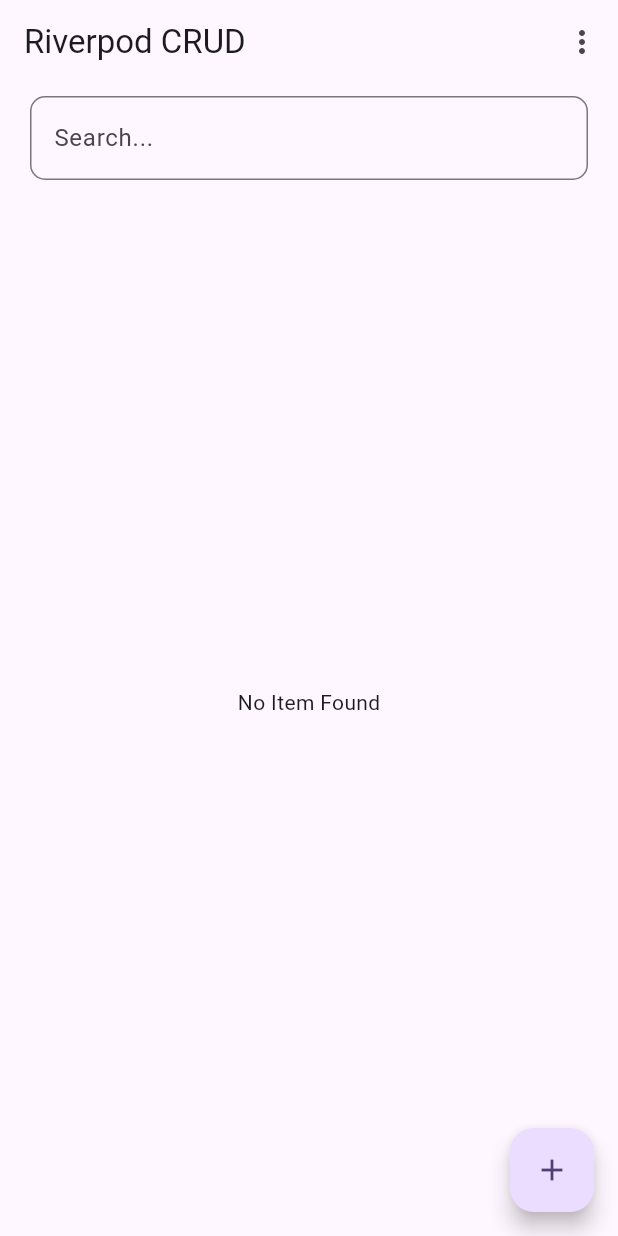
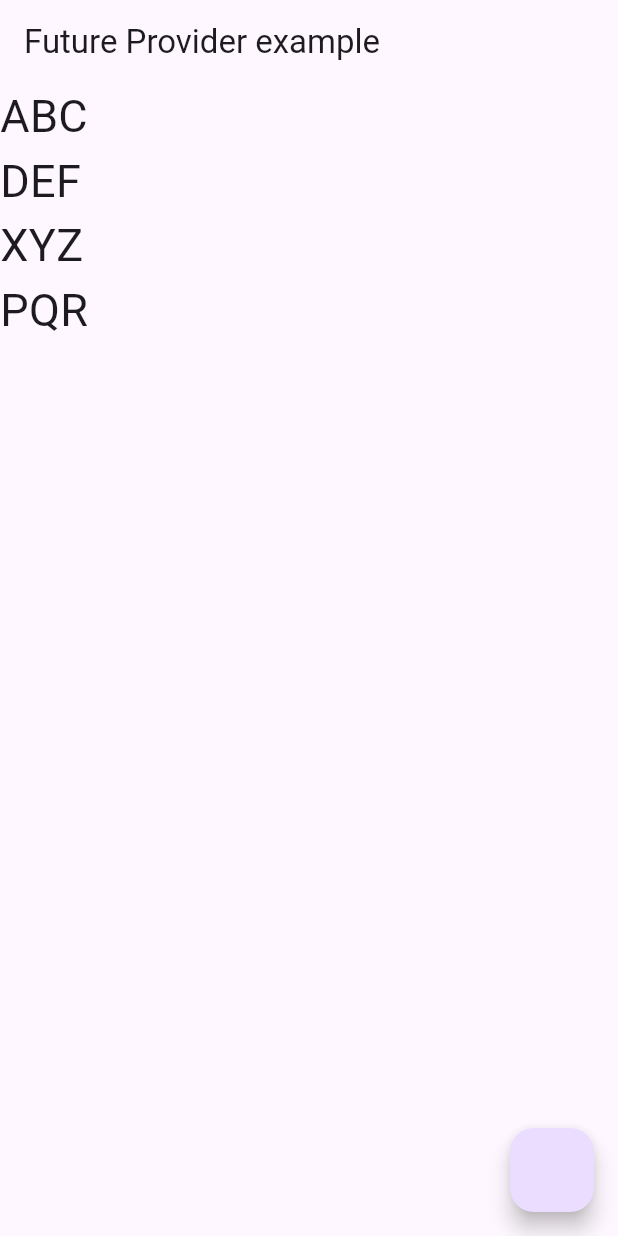
Before and after one commit to TejasD36/riverpod_demo, a Flutter app: the screen it shows after launch, on a phone screen of 412 x 824 dp. Run offline on Flutter 3.47's test engine with Material 3 defaults, Android fonts, the phone set to English and light mode, and no system bars; our stand-ins replace flutter_riverpod.

Commit message:
Future Provider

```diff
--- /dev/null
+++ b/lib/lec_8/future_provider.dart
@@ -0,0 +1,13 @@
+import 'package:flutter_riverpod/flutter_riverpod.dart';
+
+///Example to return simple int with FutureProvider
+// final futureProvider = FutureProvider<int>((ref) async {
+//   await Future.delayed(Duration(seconds: 2));
+//   return 0;
+// });
+
+///Example to return List of String with FutureProvider
+final futureProvider = FutureProvider<List<String>>((ref) async {
+  await Future.delayed(Duration(seconds: 2));
+  return ['ABC', 'DEF', 'XYZ', 'PQR'];
+});
--- /dev/null
+++ b/lib/lec_8/home_screen.dart
@@ -0,0 +1,39 @@
+import 'package:flutter/material.dart';
+import 'package:flutter_riverpod/flutter_riverpod.dart';
+import 'package:riverpod_demo/lec_8/future_provider.dart';
+
+class HomeScreen extends ConsumerWidget {
+  const HomeScreen({super.key});
+
+  @override
+  Widget build(BuildContext context, WidgetRef ref) {
+    return Scaffold(
+      appBar: AppBar(title: Text("Future Provider example")),
+      body: Consumer(
+        builder: (context, ref, child) {
+          final provider = ref.watch(futureProvider);
+          return Center(
+            child: provider.when(
+              // data: (value) => Text(value.toString(), style: TextStyle(fontSize: 30)),
+              data: (value) => ListView.builder(
+                itemCount: value.length,
+                itemBuilder: (context, index) {
+                  return Text(value[index], style: TextStyle(fontSize: 30));
+                },
+              ),
+              error: (error, stack) => Text(error.toString()),
+              loading: () => CircularProgressIndicator(),
+              skipLoadingOnRefresh: false,
+            ),
+          );
+        },
+      ),
+      floatingActionButton: FloatingActionButton(
+        onPressed: () {
+          ///Use to refresh the value of FutureProvider
+          ref.invalidate(futureProvider);
+        },
+      ),
+    );
+  }
+}
--- a/lib/main.dart
+++ b/lib/main.dart
@@ -1,6 +1,6 @@
 import 'package:flutter/material.dart';
 import 'package:flutter_riverpod/flutter_riverpod.dart';
-import 'package:riverpod_demo/lec_7_crud/home_screen.dart';
+import 'package:riverpod_demo/lec_8/home_screen.dart';
 
 void main() {
   runApp(const MyApp());
@@ -13,6 +13,7 @@ class MyApp extends StatelessWidget {
   Widget build(BuildContext context) {
     return ProviderScope(
       child: MaterialApp(
+        debugShowCheckedModeBanner: false,
         title: 'Flutter Demo',
         theme: ThemeData(colorScheme: ColorScheme.fromSeed(seedColor: Colors.deepPurple)),
         home: const HomeScreen(),
```
